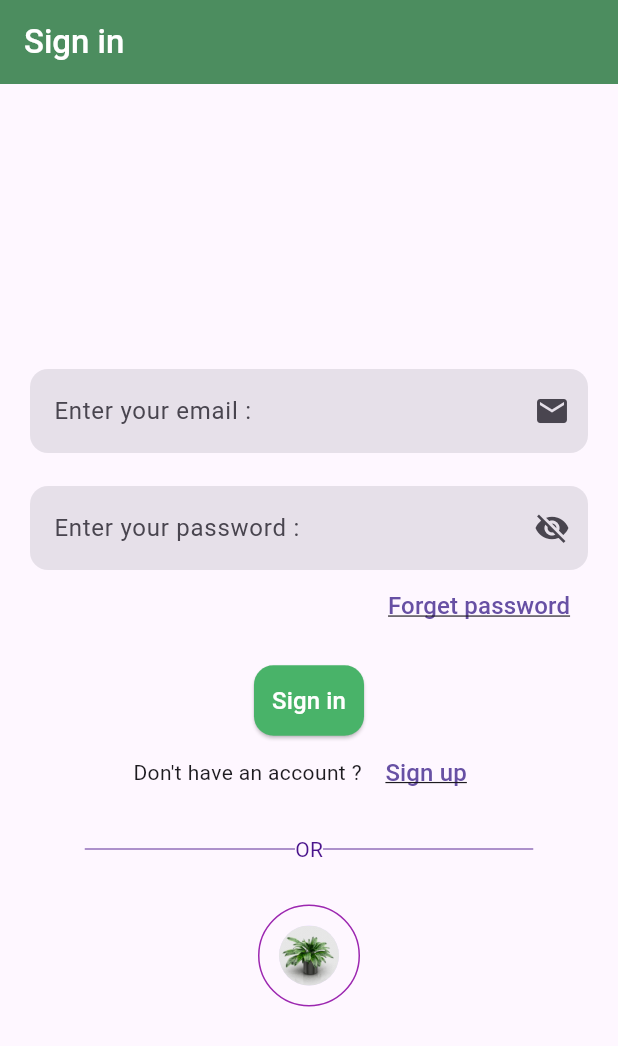
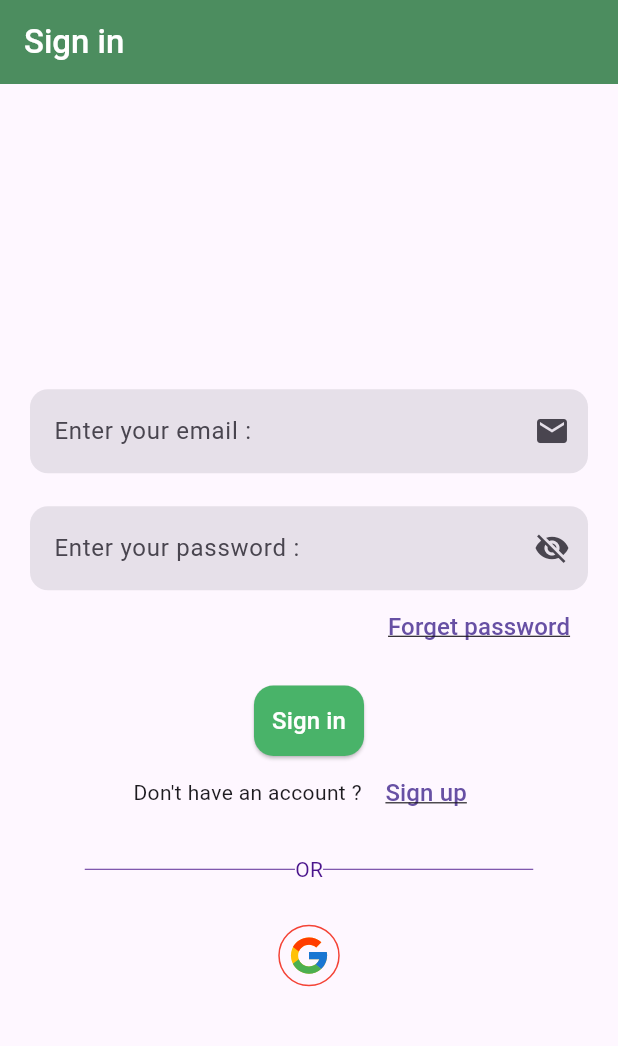
Before and after one commit to lbarsidati22/ecommerce_app, a Flutter app: the screen it shows after launch, on a phone screen of 412 x 824 dp. Shown: the top 1046 px of the screen. Run offline on Flutter 3.47's test engine with Material 3 defaults, Android fonts, the phone set to English and light mode, and no system bars; our stand-ins replace firebase_auth, firebase_core, flutter_svg, google_sign_in; accounts and stored records are empty; statements that could not run were skipped.

Commit message:
sign in with google done

```diff
--- a/lib/pages/login.dart
+++ b/lib/pages/login.dart
@@ -1,12 +1,14 @@
 // ignore_for_file: prefer_const_constructors, unused_local_variable
 
 import 'package:ecommerce_app/pages/register.dart';
+import 'package:ecommerce_app/provider/google_sign_in.dart';
 import 'package:ecommerce_app/shared/colors_constans.dart';
 import 'package:ecommerce_app/shared/constants.dart';
 import 'package:ecommerce_app/shared/snackbar.dart';
 import 'package:firebase_auth/firebase_auth.dart';
 import 'package:flutter/material.dart';
 import 'package:flutter_svg/flutter_svg.dart';
+import 'package:provider/provider.dart';
 
 import 'forget_password.dart';
 
@@ -49,6 +51,7 @@ class _LoginState extends State<Login> {
 
   @override
   Widget build(BuildContext context) {
+    final googleSignInProvider = Provider.of<GoogleSignInProvider>(context);
     return Scaffold(
       appBar: AppBar(
         backgroundColor: appbarGreen,
@@ -214,15 +217,20 @@ class _LoginState extends State<Login> {
                   mainAxisAlignment: MainAxisAlignment.center,
                   children: [
                     GestureDetector(
-                      onTap: () {},
+                      onTap: () {
+                        googleSignInProvider.googlelogin();
+                      },
                       child: Container(
-                        padding: EdgeInsets.all(13),
+                        padding: EdgeInsets.all(5),
                         decoration: BoxDecoration(
-                          shape: BoxShape.circle,
-                          border: Border.all(color: Colors.purple, width: 1),
-                        ),
-                        child: CircleAvatar(
-                          backgroundImage: AssetImage('assets/images/8.webp'),
+                            shape: BoxShape.circle,
+                            border: Border.all(
+                              color: Colors.red,
+                            )),
+                        child: SvgPicture.asset(
+                          fit: BoxFit.cover,
+                          'assets/icons/google.svg',
+                          height: 29,
                         ),
                       ),
                     ),
--- a/pubspec.yaml
+++ b/pubspec.yaml
@@ -67,7 +67,7 @@ flutter:
   # To add assets to your application, add an assets section, like this:
   assets:
     - assets/images/
-
+    - assets/icons/
   # An image asset can refer to one or more resolution-specific "variants", see
   # https://flutter.dev/to/resolution-aware-images
 
```
